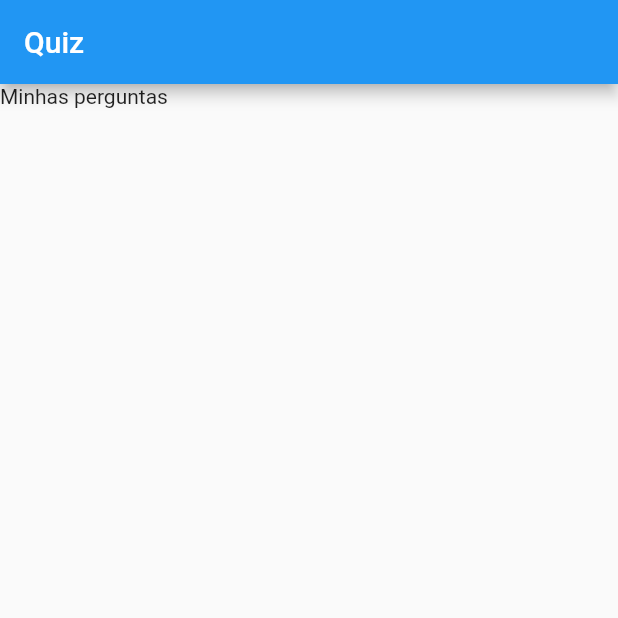
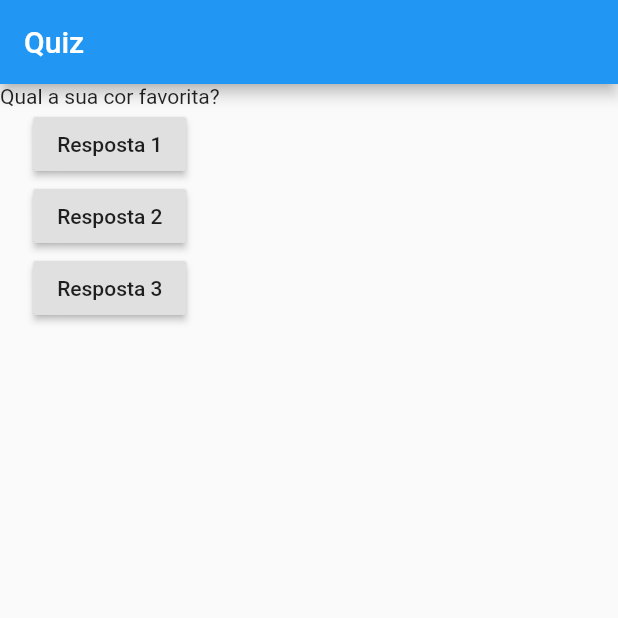
Before and after one commit to christian-de-ornellas/quiz-app, a Flutter app: the screen it shows after launch, on a phone screen of 412 x 824 dp, the top half of it. Run offline on Flutter 3.47's test engine with Material 2 defaults, Android fonts, the phone set to English and light mode, and no system bars.

Commit message:
Button for ask

```diff
--- a/lib/main.dart
+++ b/lib/main.dart
@@ -5,12 +5,35 @@ main() {
 }
 
 class PerguntasApp extends StatelessWidget {
+  void responder() {}
+
+  @override
   Widget build(BuildContext context) {
+    final perguntas = [
+      'Qual a sua cor favorita?',
+      'Qual o seu animal favorito?'
+    ];
     return MaterialApp(
         home: Scaffold(
             appBar: AppBar(
               title: Text("Quiz"),
             ),
-            body: Text('Minhas perguntas')));
+            body: Column(
+              children: <Widget>[
+                Text(perguntas[0]),
+                RaisedButton(
+                  child: Text('Resposta 1'),
+                  onPressed: responder,
+                ),
+                RaisedButton(
+                  child: Text('Resposta 2'),
+                  onPressed: responder,
+                ),
+                RaisedButton(
+                  child: Text('Resposta 3'),
+                  onPressed: responder,
+                )
+              ],
+            )));
   }
 }
```
